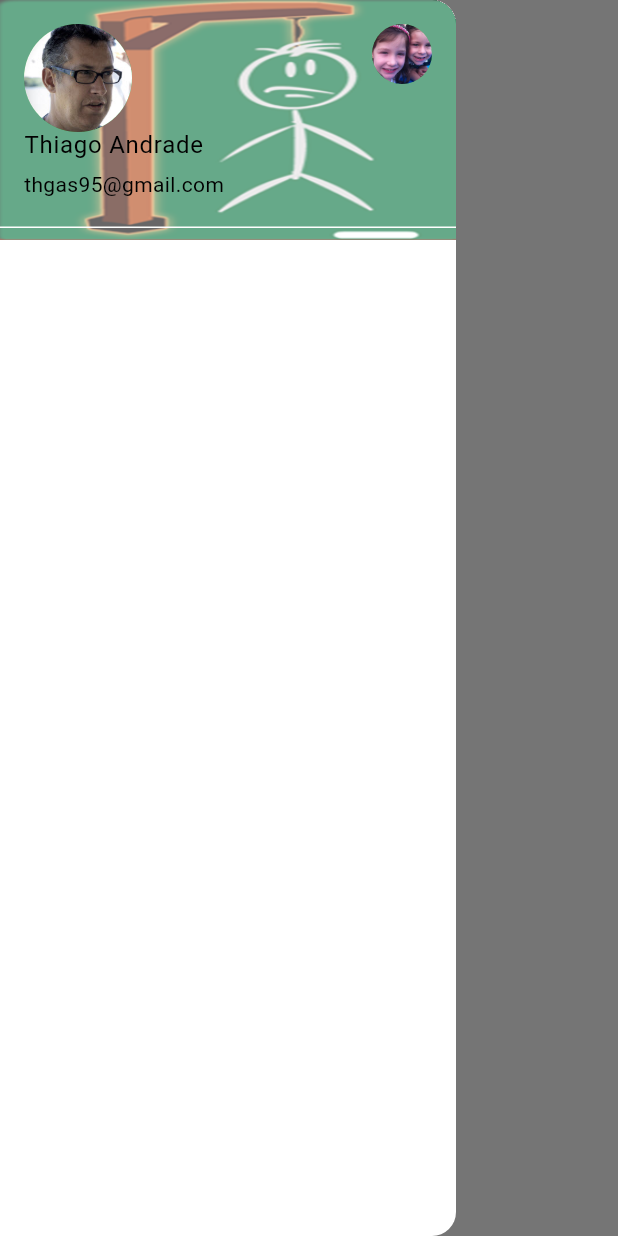
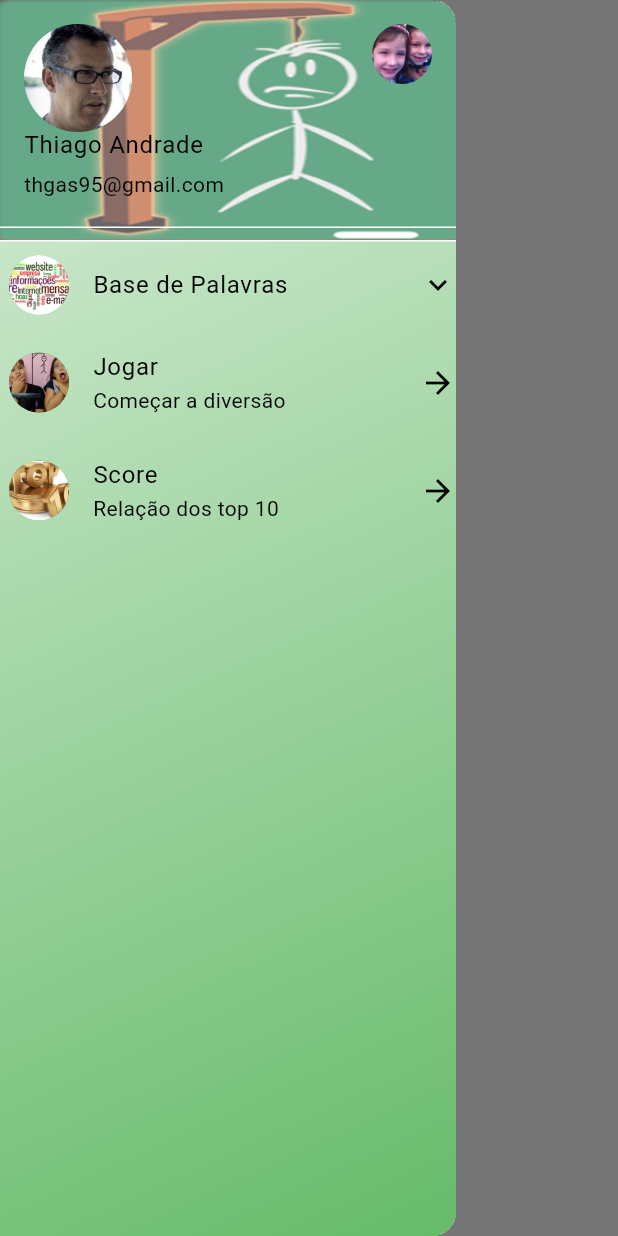
Before and after one commit to thgoas/Jogo_forca, a Flutter app: the DrawerRoute screen opened directly, with the side drawer open, on a phone screen of 412 x 824 dp. Run offline on Flutter 3.47's test engine with Material 3 defaults, Android fonts, the phone set to English and light mode, and no system bars; our stand-ins replace shared_preferences; accounts and stored records are empty.

Commit message:
feat: add drawerbody

```diff
--- a/lib/drawer/drawer_route.dart
+++ b/lib/drawer/drawer_route.dart
@@ -1,4 +1,6 @@
 import 'package:flutter/material.dart';
+import 'package:forca/drawer/widgets/drawerbody_app.dart';
+import 'package:forca/drawer/widgets/drawerbodycontent_app.dart';
 import 'package:forca/drawer/widgets/drawerheader_app.dart';
 
 class DrawerRoute extends StatelessWidget {
@@ -16,7 +18,10 @@ class DrawerRoute extends StatelessWidget {
       drawer: const Drawer(
         child: Column(
           children: <Widget>[
-            DrawerHeaderApp()
+            DrawerHeaderApp(),
+            DrawerBodyApp(
+              child: DrawerBodyContentApp(),
+            ),
           ],
         ),
       ),
--- /dev/null
+++ b/lib/drawer/widgets/drawerbody_app.dart
@@ -0,0 +1,20 @@
+import 'package:flutter/material.dart';
+
+class DrawerBodyApp extends StatelessWidget {
+  const DrawerBodyApp({super.key, required  this.child});
+  final Widget child;
+  @override
+  Widget build(BuildContext context) {
+    return Expanded(child: Container(
+      decoration: BoxDecoration(
+        gradient: LinearGradient(
+          colors: [Colors.green[100]!, Colors.green[400]!],
+          begin: Alignment.topLeft,
+          end: Alignment.bottomRight,
+          stops: const [0.0,1.0],
+        )
+      ),
+      child: child,
+    ));
+  }
+}
--- /dev/null
+++ b/lib/drawer/widgets/drawerbodycontent_app.dart
@@ -0,0 +1,85 @@
+import 'package:flutter/cupertino.dart';
+import 'package:flutter/material.dart';
+
+class DrawerBodyContentApp extends StatelessWidget {
+  const DrawerBodyContentApp({super.key});
+
+  @override
+  Widget build(BuildContext context) {
+
+    return ListView(
+      children:   [
+        ListTileTheme(
+          contentPadding: const EdgeInsets.only(left: 6.0),
+          child: ExpansionTile(
+            leading: const CircleAvatar(
+              backgroundImage: AssetImage('assets/images/drawer/base_de_palavras.png'),
+
+            ),
+            title: const Text(
+              'Base de Palavras',
+              style: TextStyle(
+                color: Colors.black,
+                fontSize: 16.0,
+              ),
+            ),
+            onExpansionChanged: null,
+            children: [
+              _createListTile(
+                contentPadding: const EdgeInsets.only(left: 62.0),
+
+                titleText: 'Novas Palavras',
+                subtitleText: 'Vamos inserir palavras?',
+
+              ),
+              _createListTile(
+                contentPadding: const EdgeInsets.only(left: 62.0),
+
+                titleText: 'Palavras existentes',
+                subtitleText: 'Vamos ver as que já temos?',
+
+              ),
+
+            ],
+          ),
+        ),
+        _createListTile(
+          contentPadding: const EdgeInsets.only(left: 6.0),
+          avatarImage:  AssetImage('assets/images/drawer/jogar.png'),
+
+
+          titleText: 'Jogar',
+          subtitleText: 'Começar a diversão',
+
+        ),
+        _createListTile(
+          contentPadding: const EdgeInsets.only(left: 6.0),
+          avatarImage:  AssetImage('assets/images/drawer/top10.png'),
+
+
+          titleText: 'Score',
+          subtitleText: 'Relação dos top 10',
+
+        ),
+      ],
+    );
+  }
+
+  ListTile _createListTile ({
+    required EdgeInsets contentPadding,
+    ImageProvider? avatarImage,
+    required String titleText,
+    required String subtitleText,
+
+  }) {
+    return ListTile(
+      contentPadding: contentPadding,
+      leading: avatarImage != null
+          ? CircleAvatar(backgroundImage: avatarImage,) : null,
+      trailing: const Icon (Icons.arrow_forward),
+      title: Text(titleText),
+      subtitle: Text(subtitleText),
+      onTap: () {},
+    );
+  }
+}
```
Also changed, not shown: assets/images/drawer/base_de_palavras.png (added), assets/images/drawer/jogar.png (added), assets/images/drawer/top10.png (added), pubspec.lock.
